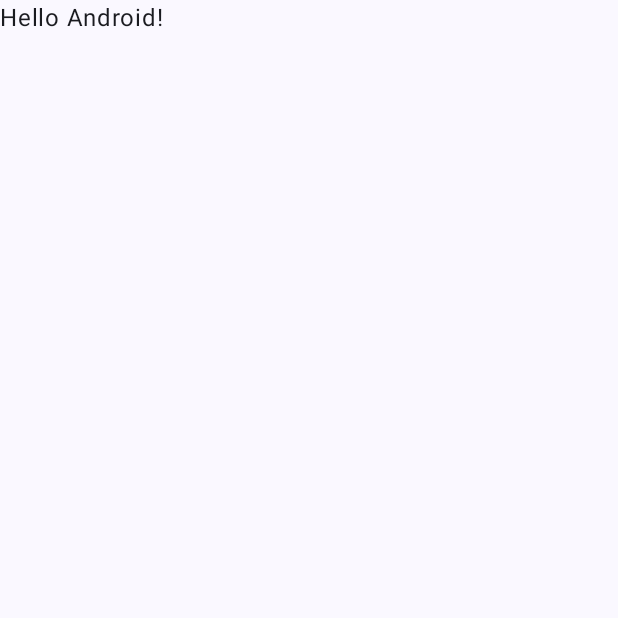
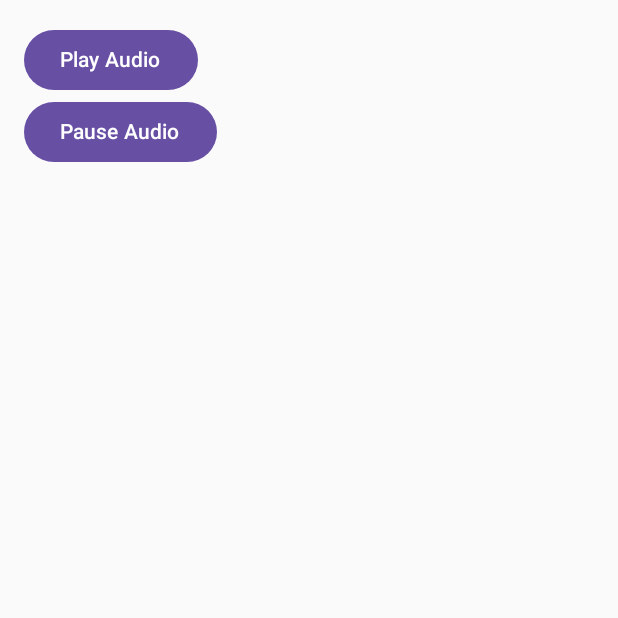
Before and after one commit to entaku0818/AudioMasterAndroid, an Android app built with Jetpack Compose: the screen it shows after launch (MainActivity), on a phone screen of 412 x 824 dp, the top half of it. Before the commit the part shown is almost empty. Run offline under Robolectric (Android 15) with nearby library versions, the phone set to English and light mode, and no system bars; 1 statement that could not run was skipped.

Commit message:
init処理修正

```diff
--- a/app/src/main/java/com/example/myapplication/MainActivity.kt
+++ b/app/src/main/java/com/example/myapplication/MainActivity.kt
@@ -3,44 +3,37 @@ package com.example.myapplication
 import android.os.Bundle
 import androidx.activity.ComponentActivity
 import androidx.activity.compose.setContent
-import androidx.compose.foundation.layout.fillMaxSize
-import androidx.compose.material3.MaterialTheme
-import androidx.compose.material3.Surface
 import androidx.compose.material3.Text
 import androidx.compose.runtime.Composable
 import androidx.compose.ui.Modifier
-import androidx.compose.ui.tooling.preview.Preview
-import com.example.myapplication.ui.theme.MyApplicationTheme
+import androidx.activity.viewModels
+import androidx.compose.foundation.layout.Column
+import androidx.compose.foundation.layout.PaddingValues
+import androidx.compose.foundation.layout.padding
+import androidx.compose.material3.Button
+import androidx.compose.ui.unit.dp
+import com.example.myapplication.R
 
 class MainActivity : ComponentActivity() {
+
+    private val viewModel: AudioPlayerViewModel by viewModels()
+
     override fun onCreate(savedInstanceState: Bundle?) {
         super.onCreate(savedInstanceState)
         setContent {
-            MyApplicationTheme {
-                // A surface container using the 'background' color from the theme
-                Surface(
-                    modifier = Modifier.fillMaxSize(),
-                    color = MaterialTheme.colorScheme.background
-                ) {
-                    Greeting("Android")
-                }
-            }
+            AudioPlayerScreen(viewModel)
         }
     }
 }
 
 @Composable
-fun Greeting(name: String, modifier: Modifier = Modifier) {
-    Text(
-        text = "Hello $name!",
-        modifier = modifier
-    )
-}
-
-@Preview(showBackground = true)
-@Composable
-fun GreetingPreview() {
-    MyApplicationTheme {
-        Greeting("Android")
+fun AudioPlayerScreen(viewModel: AudioPlayerViewModel) {
+    Column(modifier = Modifier.padding(PaddingValues(16.dp))) {
+        Button(onClick = { viewModel.playAudio() }) {
+            Text(text = "Play Audio")
+        }
+        Button(onClick = { viewModel.pauseAudio()}) {
+            Text(text = "Pause Audio")
+        }
     }
 }
```
Also changed, not shown: app/src/main/java/com/example/myapplication/AudioPlayerViewModel.kt (+11 -4 lines), app/src/main/java/com/example/myapplication/model/AudioPlayer.kt (+17 -6 lines).
